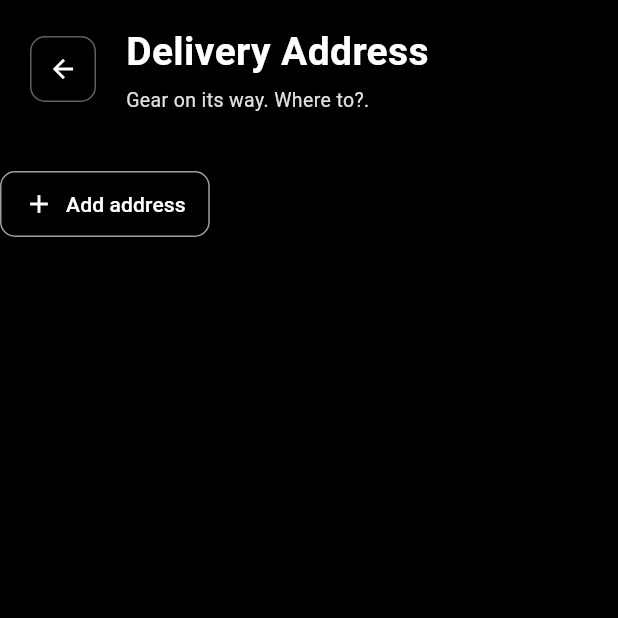
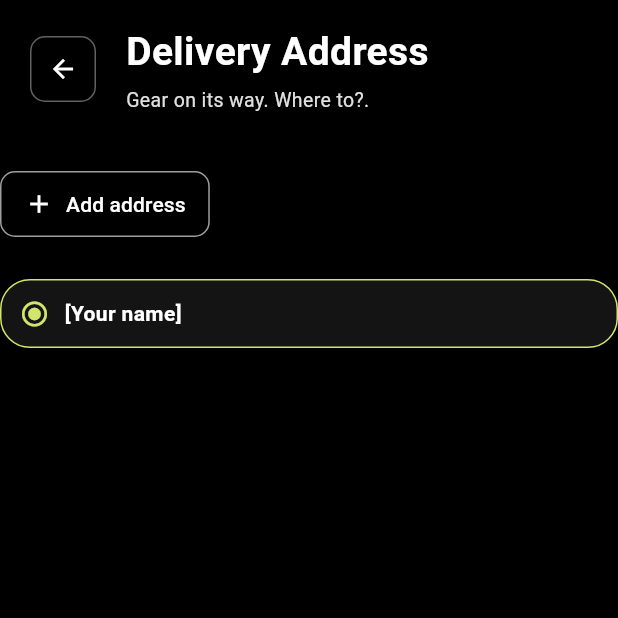
Before and after one commit to Cyanide07x/Cynx_Kage, a Flutter app: the AddressScreen screen opened directly, on a phone screen of 412 x 824 dp, the top half of it. Run offline on Flutter 3.47's test engine with Material 3 defaults, Android fonts, the phone set to English and light mode, and no system bars; our stand-ins replace cloud_firestore, firebase_auth, firebase_core, flutter_svg, image_picker, shared_preferences; accounts and stored records are empty; generated files the repository leaves out were written again.

Commit message:
Making Address card

```diff
--- a/lib/screens/address/add_address.dart
+++ b/lib/screens/address/add_address.dart
@@ -269,6 +269,7 @@ return GestureDetector(
               ),
             ),
           ],
+
         // Keep your existing Column content here
       ),
     ),
--- /dev/null
+++ b/lib/screens/address/address_card.dart
@@ -0,0 +1,44 @@
+import 'package:flutter/material.dart';
+
+class AddressCard extends StatelessWidget{
+  const AddressCard({super.key});
+
+
+    @override
+    Widget build(BuildContext context) {
+      return Container(
+        padding: const EdgeInsets.all(12),
+        //Box deco
+        decoration: BoxDecoration(
+          color: const Color(0xff141414),
+          border: Border.all(
+            color: const Color(0xFFD2E66B),
+            width: 1,
+          ),
+          borderRadius: BorderRadius.circular(20),
+        ),
+        child: Column(
+        crossAxisAlignment: CrossAxisAlignment.start,
+        children: [
+
+          Row(
+            children: [
+              const Icon(Icons.radio_button_checked,
+              color: Color(0xFFD2E66B),
+              size: 20,
+              ),
+              const SizedBox(width: 10),
+              const Text('[Your name]',
+              style: TextStyle(
+                color: Colors.white,
+                fontSize: 14,
+                fontWeight: FontWeight.bold,
+              ),
+              ),
+            ],
+          ),
+        ],
+        ),
+      );
+  }
+}
--- a/lib/screens/address/address_screen.dart
+++ b/lib/screens/address/address_screen.dart
@@ -1,3 +1,4 @@
+import 'package:cynx_cage/screens/address/address_card.dart';
 import 'package:flutter/material.dart';
 import 'add_Address.dart';
 
@@ -97,13 +98,12 @@ extends State<AddressScreen> {
       borderRadius: BorderRadius.circular(10),
     ),
   ),
-)
+),
 
 
+const SizedBox(height: 26),
 
-
-
-
+const AddressCard()
         ],
 
       )
```
Also changed, not shown: lib/screens/address/saved_address.dart (added, +18 -0 lines).
